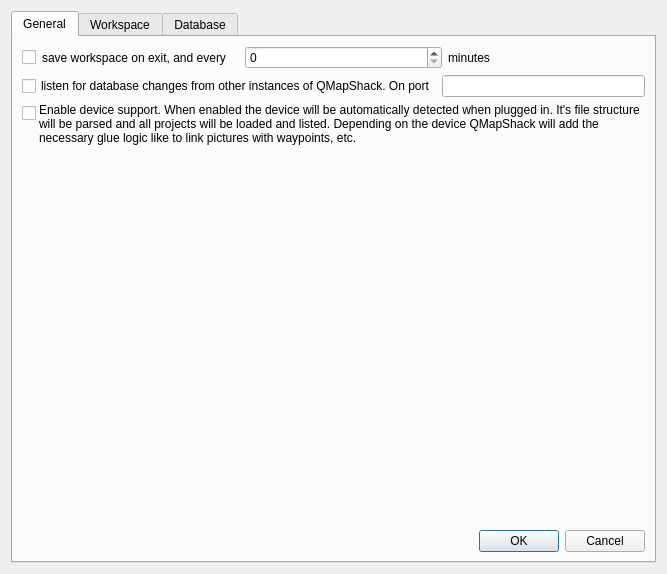
Qt form src/qmapshack/gis/ISetupWorkspace.ui (Maproom/qmapshack) before a commit.
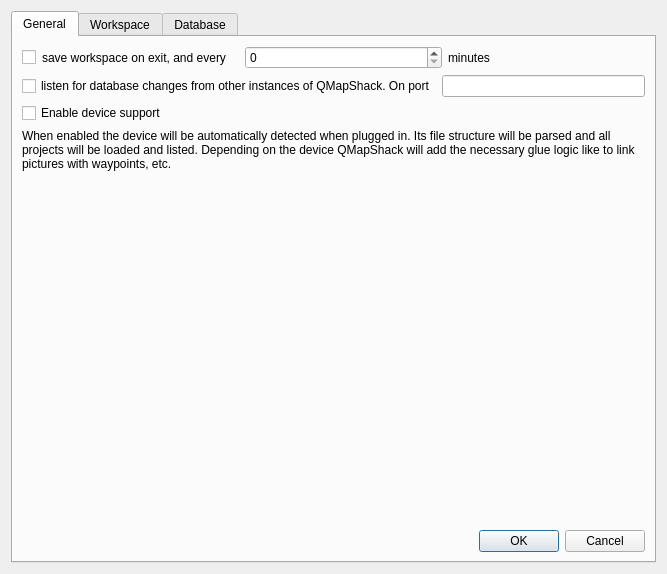
The same form after that commit. Custom widgets are drawn as their Qt base class.

Commit message: [QMS-1330] Help blocks in dialogs, track details, workspace setup and surface database

```diff
--- a/src/qmapshack/gis/ISetupWorkspace.ui
+++ b/src/qmapshack/gis/ISetupWorkspace.ui
@@ -77,59 +77,31 @@
         </layout>
        </item>
        <item>
-        <layout class="QHBoxLayout" name="horizontalLayout_3">
-         <property name="spacing">
-          <number>3</number>
-         </property>
-         <item>
-          <layout class="QVBoxLayout" name="verticalLayout">
-           <property name="spacing">
-            <number>0</number>
-           </property>
-           <property name="topMargin">
-            <number>3</number>
-           </property>
-           <item>
             <widget class="QCheckBox" name="checkDeviceSupport">
-             <property name="sizePolicy">
-              <sizepolicy hsizetype="Maximum" vsizetype="Fixed">
-               <horstretch>0</horstretch>
-               <verstretch>0</verstretch>
-              </sizepolicy>
-             </property>
              <property name="text">
-              <string/>
+          <string>Enable device support</string>
              </property>
             </widget>
            </item>
            <item>
-            <spacer name="verticalSpacer_2">
-             <property name="orientation">
-              <enum>Qt::Orientation::Vertical</enum>
-             </property>
-             <property name="sizeType">
-              <enum>QSizePolicy::Policy::Maximum</enum>
-             </property>
-             <property name="sizeHint" stdset="0">
-              <size>
-               <width>5</width>
-               <height>40</height>
-              </size>
-             </property>
-            </spacer>
-           </item>
-          </layout>
-         </item>
+        <widget class="CHelpBlock" name="helpBlockDevice">
+         <layout class="QVBoxLayout" name="layoutHelpBlockDevice">
+          <property name="leftMargin">
+           <number>0</number>
+          </property>
+          <property name="topMargin">
+           <number>0</number>
+          </property>
+          <property name="rightMargin">
+           <number>0</number>
+          </property>
+          <property name="bottomMargin">
+           <number>0</number>
+          </property>
          <item>
           <widget class="QLabel" name="label">
-           <property name="sizePolicy">
-            <sizepolicy hsizetype="MinimumExpanding" vsizetype="Preferred">
-             <horstretch>0</horstretch>
-             <verstretch>0</verstretch>
-            </sizepolicy>
-           </property>
            <property name="text">
-            <string>Enable device support. When enabled the device will be automatically detected when plugged in. It's file structure will be parsed and all projects will be loaded and listed. Depending on the device QMapShack will add the necessary glue logic like to link pictures with waypoints, etc.</string>
+             <string>When enabled the device will be automatically detected when plugged in. Its file structure will be parsed and all projects will be loaded and listed. Depending on the device QMapShack will add the necessary glue logic like to link pictures with waypoints, etc.</string>
            </property>
            <property name="alignment">
             <set>Qt::AlignmentFlag::AlignLeading|Qt::AlignmentFlag::AlignLeft|Qt::AlignmentFlag::AlignTop</set>
@@ -140,6 +112,7 @@
           </widget>
          </item>
         </layout>
+        </widget>
        </item>
        <item>
         <spacer name="verticalSpacer">
@@ -753,6 +726,14 @@
    </item>
   </layout>
  </widget>
+ <customwidgets>
+  <customwidget>
+   <class>CHelpBlock</class>
+   <extends>QFrame</extends>
+   <header>widgets/CHelpBlock.h</header>
+   <container>1</container>
+  </customwidget>
+ </customwidgets>
  <resources/>
  <connections>
   <connection>
```
Left out of the diff: 42 changed lines with no effect on the pictures. Lines whose indentation alone changed are shown as unchanged. The commit also changes 8 other files.
